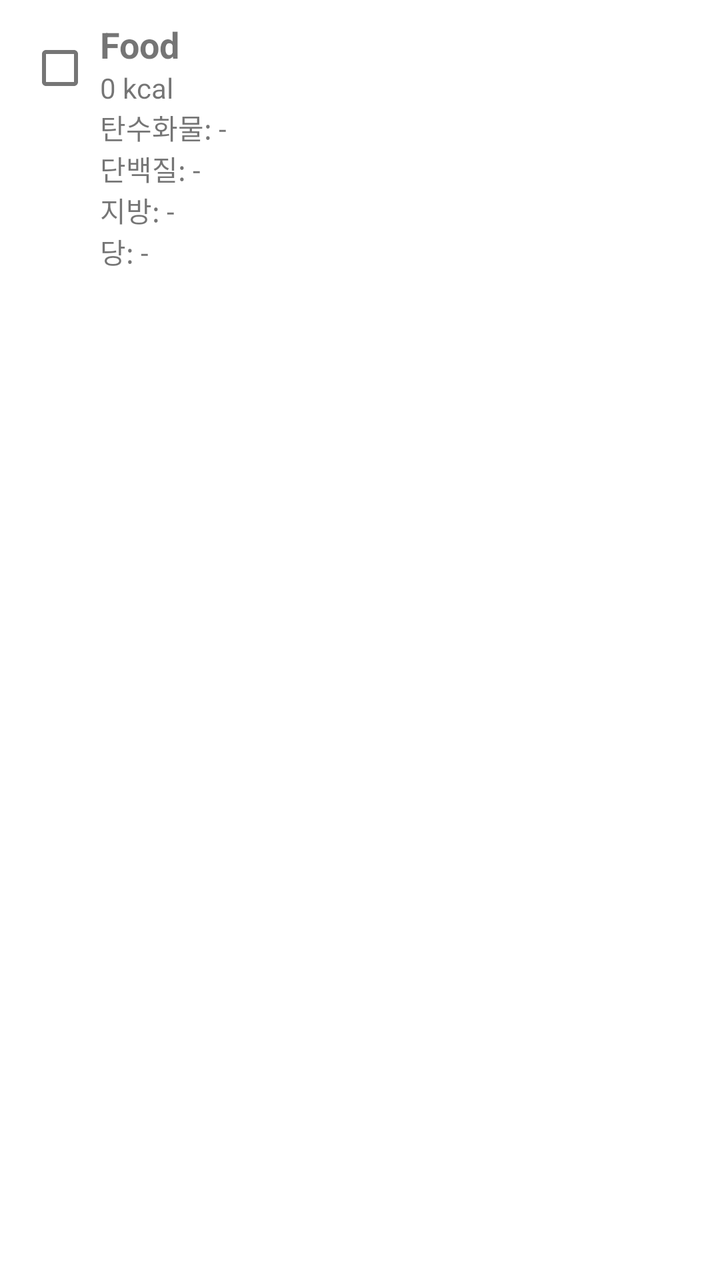
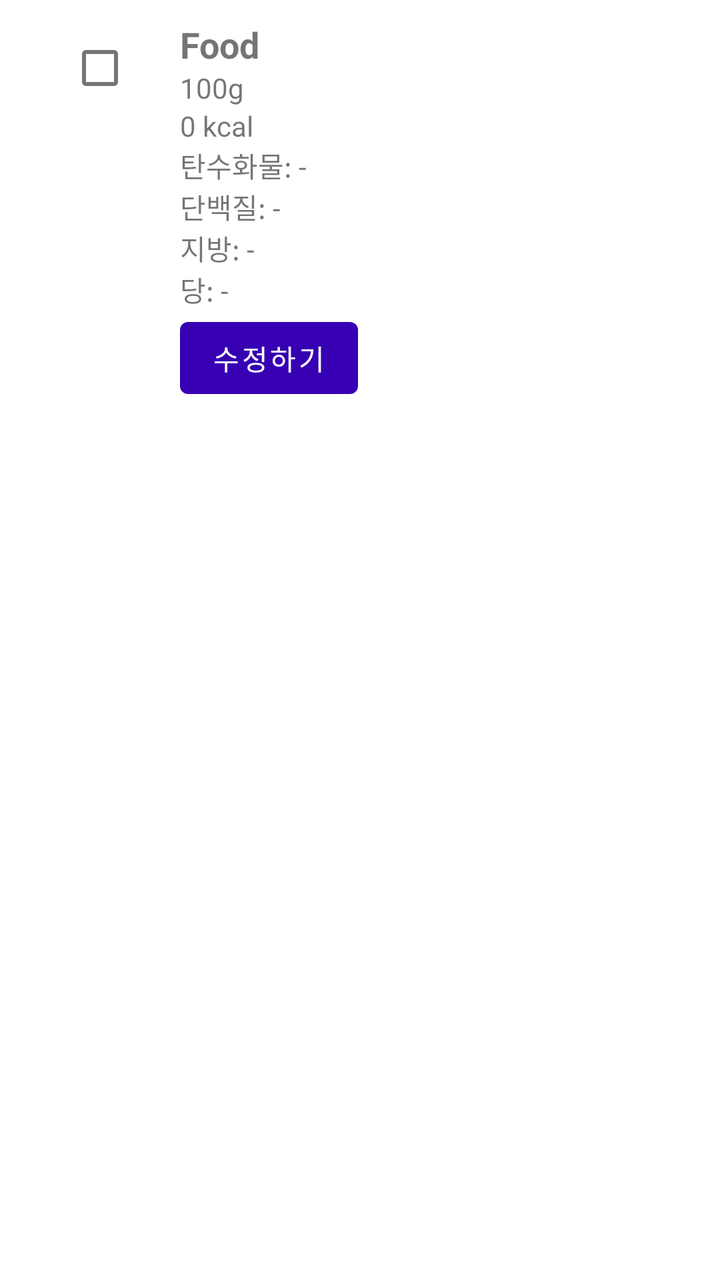

Before-and-after screenshots of an Android layout around one commit, followed by the original layout XML and the change that was made.
<!-- AndroidManifest.xml: application theme Theme.GJGN -->
<!-- res/layout/item_food_analysis.xml -->
<?xml version="1.0" encoding="utf-8"?>
<LinearLayout xmlns:android="http://schemas.android.com/apk/res/android"
    android:layout_width="match_parent"
    android:layout_height="wrap_content"
    android:orientation="horizontal"
    android:padding="10dp">

    <CheckBox
        android:id="@+id/chkSelect"
        android:layout_width="40dp"
        android:layout_height="wrap_content"
        android:padding="4dp" />

    <LinearLayout
        android:orientation="vertical"
        android:layout_width="0dp"
        android:layout_height="wrap_content"
        android:layout_weight="1">

        <TextView
            android:id="@+id/txtName"
            android:layout_width="wrap_content"
            android:layout_height="wrap_content"
            android:text="Food"
            android:textSize="18sp"
            android:textStyle="bold" />

        <TextView
            android:id="@+id/txtKcal"
            android:layout_width="wrap_content"
            android:layout_height="wrap_content"
            android:text="0 kcal" />

        <TextView
            android:id="@+id/txtCarbs"
            android:layout_width="wrap_content"
            android:layout_height="wrap_content"
            android:text="탄수화물: -" />

        <TextView
            android:id="@+id/txtProtein"
            android:layout_width="wrap_content"
            android:layout_height="wrap_content"
            android:text="단백질: -" />

        <TextView
            android:id="@+id/txtFat"
            android:layout_width="wrap_content"
            android:layout_height="wrap_content"
            android:text="지방: -" />

        <TextView
            android:id="@+id/txtSugar"
            android:layout_width="wrap_content"
            android:layout_height="wrap_content"
            android:text="당: -" />
    </LinearLayout>

</LinearLayout>
<!-- resources referenced by this layout -->
<resources>
  <style name="Theme.GJGN" parent="Theme.MaterialComponents.DayNight.NoActionBar">
          
          <item name="colorPrimary">@color/purple_700</item>
          <item name="colorPrimaryVariant">@color/purple_700</item>
          <item name="colorOnPrimary">@android:color/white</item>
          <item name="colorSecondary">@color/teal_700</item>
          <item name="android:windowMinWidthMajor">320dp</item>
          <item name="android:windowMinWidthMinor">320dp</item>
      </style>
  <color name="purple_700">#FF3700B3</color>
  <color name="teal_700">#FF018786</color>
</resources>

<!-- the commit's change to res/layout/item_food_analysis.xml (unified diff, before → after) -->
@@ -7,7 +7,7 @@
 
     <CheckBox
         android:id="@+id/chkSelect"
-        android:layout_width="40dp"
+        android:layout_width="80dp"
         android:layout_height="wrap_content"
         android:padding="4dp" />
 
@@ -24,6 +24,13 @@
             android:text="Food"
             android:textSize="18sp"
             android:textStyle="bold" />
+
+        
+        <TextView
+            android:id="@+id/txtGrams"
+            android:layout_width="wrap_content"
+            android:layout_height="wrap_content"
+            android:text="100g" />
 
         <TextView
             android:id="@+id/txtKcal"
@@ -54,6 +61,12 @@
             android:layout_width="wrap_content"
             android:layout_height="wrap_content"
             android:text="당: -" />
+        <Button
+            android:id="@+id/btnEdit"
+            android:layout_width="wrap_content"
+            android:layout_height="wrap_content"
+            android:text="수정하기"/>
+
     </LinearLayout>
 
 </LinearLayout>
